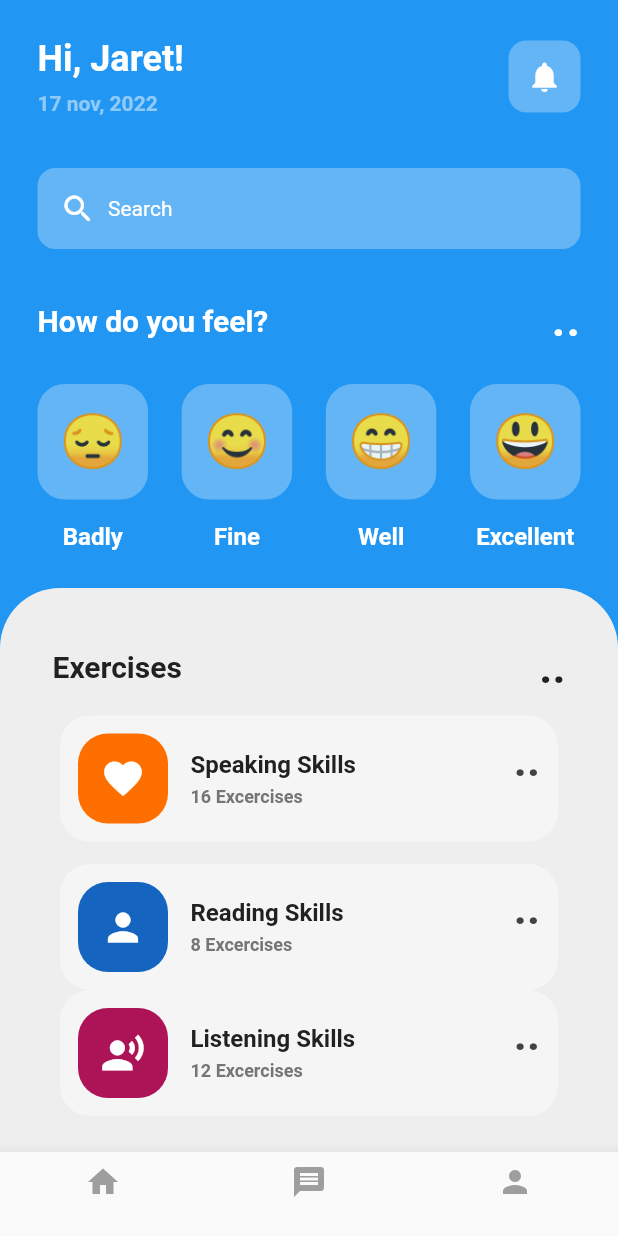
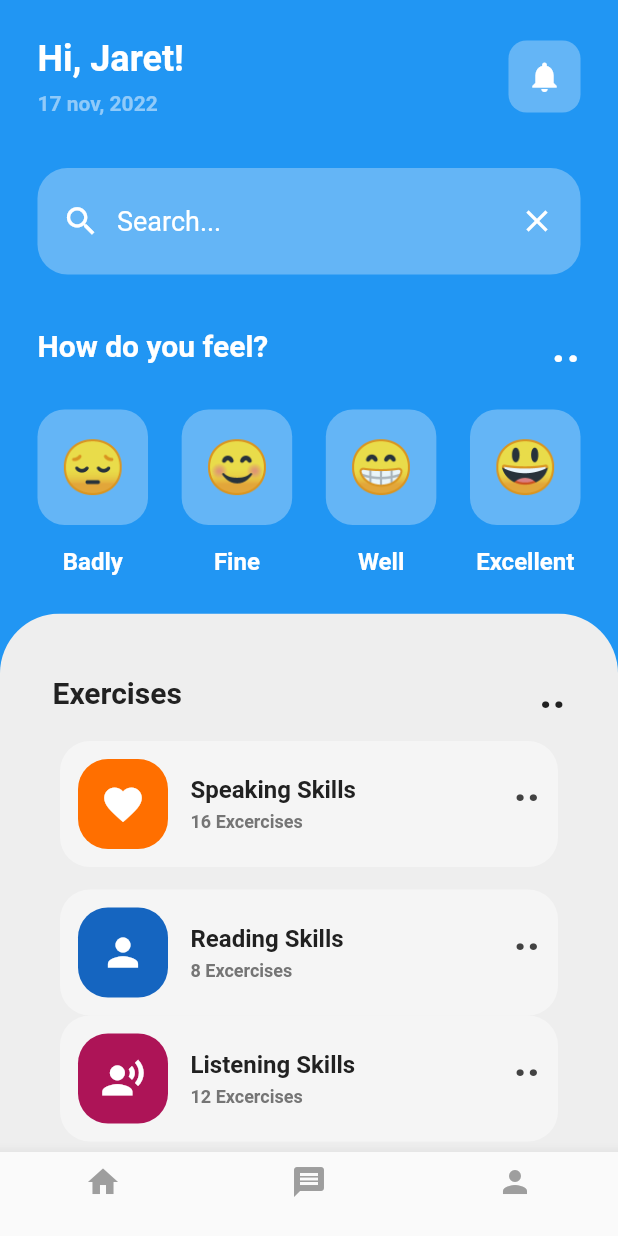
Before and after one commit to LunarioTK/MentalHealthApp, a Flutter app: the screen it shows after launch, on a phone screen of 412 x 824 dp. Run offline on Flutter 3.47's test engine with Material 2 defaults, Android fonts, the phone set to English and light mode, and no system bars.

Commit message:
searchbar adicionado com funcuionalidade

```diff
--- a/lib/pages/home.dart
+++ b/lib/pages/home.dart
@@ -1,4 +1,5 @@
 import 'package:flutter/material.dart';
+import 'package:mentalhealthapp/pages/searchbar.dart';
 import 'package:mentalhealthapp/utils/emoji.dart';
 import 'package:mentalhealthapp/utils/skills_box.dart';
 
@@ -87,28 +88,7 @@ class _HomePageState extends State<HomePage> {
                   const SizedBox(height: 35),
 
                   //Search Bar
-                  Container(
-                    decoration: BoxDecoration(
-                      color: Colors.blue[300],
-                      borderRadius: BorderRadius.circular(12),
-                    ),
-                    padding: const EdgeInsets.all(15),
-                    child: Row(
-                      children: const [
-                        Icon(
-                          Icons.search_rounded,
-                          color: Colors.white,
-                        ),
-                        SizedBox(width: 8),
-                        Text(
-                          'Search',
-                          style: TextStyle(
-                            color: Colors.white,
-                          ),
-                        ),
-                      ],
-                    ),
-                  ),
+                  const SearchBar(),
 
                   const SizedBox(height: 30),
 
--- /dev/null
+++ b/lib/pages/searchbar.dart
@@ -0,0 +1,140 @@
+import 'package:flutter/material.dart';
+
+class SearchBar extends StatefulWidget {
+  const SearchBar({super.key});
+
+  @override
+  State<SearchBar> createState() => _SearchBarState();
+}
+
+class _SearchBarState extends State<SearchBar> {
+  late final controller = TextEditingController();
+  bool _visible = false;
+  List<String> matchQuery = [];
+  //Lista de sugestões de pesquisa
+  List<String> searchTerms = [
+    "Apple",
+    "Banana",
+    "Mango",
+    "Pear",
+    "Watermelons",
+    "Blueberries",
+    "Pineapples",
+    "Strawberries"
+  ];
+
+  void findMatch() {
+    setState(() {
+      /*for (var terms in searchTerms) {
+        if (terms.toLowerCase().contains(controller.text.toLowerCase())) {
+          matchQuery.add(terms);
+        }
+      }*/
+
+      //Comparação entre a lista e o que escrevo na caixa
+      matchQuery = searchTerms
+          .where((element) =>
+              element.toLowerCase().contains(controller.text.toLowerCase()))
+          .toList();
+    });
+  }
+
+  @override
+  Widget build(BuildContext context) {
+    return Column(
+      children: [
+        //Criação da caixa de pesquisa
+        Container(
+          padding: const EdgeInsets.all(5),
+          decoration: BoxDecoration(
+            color: Colors.blue[300],
+            borderRadius: BorderRadius.circular(20),
+          ),
+          child: TextField(
+            onChanged: (value) {
+              setState(() {
+                findMatch();
+                _visible = !_visible;
+              });
+            },
+            controller: controller,
+            style: const TextStyle(
+              color: Colors.white,
+            ),
+            decoration: InputDecoration(
+              border: const OutlineInputBorder(
+                borderSide: BorderSide.none,
+              ),
+              hintText: 'Search...',
+              hintStyle: const TextStyle(
+                fontSize: 18,
+                color: Colors.white,
+              ),
+              prefixIcon: const Icon(
+                Icons.search,
+                size: 25,
+                color: Colors.white,
+              ),
+              suffixIcon: IconButton(
+                onPressed: () => controller.clear(),
+                icon: const Icon(
+                  Icons.clear,
+                  color: Colors.white,
+                ),
+              ),
+            ),
+          ),
+        ),
+
+        //Mostrar a pesquisa
+        controller.text.isEmpty
+            ? Container()
+            : Expanded(
+                child: AnimatedOpacity(
+                  opacity: _visible ? 1.0 : 0.0,
+                  duration: const Duration(milliseconds: 400),
+                  child: searchTerms.isEmpty
+                      ? Center(
+                          child: Text(
+                            'No results found',
+                            style: TextStyle(
+                                color: Colors.grey[600],
+                                fontSize: 22.0,
+                                fontWeight: FontWeight.bold),
+                          ),
+                        )
+                      : Container(
+                          margin: const EdgeInsets.fromLTRB(25, 5, 25, 50),
+                          decoration: BoxDecoration(
+                            color: Colors.blue[300],
+                            borderRadius: BorderRadius.circular(20),
+                          ),
+                          child: ListView.builder(
+                            itemCount: matchQuery.length,
+                            itemBuilder: (context, index) {
+                              return ListTile(
+                                contentPadding:
+                                    const EdgeInsets.fromLTRB(35, 0, 15, 0),
+                                onTap: () {
+                                  setState(() {
+                                    controller.text = matchQuery[index];
+                                    matchQuery = [];
+                                  });
+                                },
+                                title: Text(
+                                  matchQuery[index],
+                                  style: const TextStyle(
+                                    color: Colors.white,
+                                    fontSize: 15,
+                                  ),
+                                ),
+                              );
+                            },
+                          ),
+                        ),
+                ),
+              )
+      ],
+    );
+  }
+}
--- a/lib/utils/emoji.dart
+++ b/lib/utils/emoji.dart
@@ -8,7 +8,9 @@ class EmojiFace extends StatelessWidget {
   Widget build(BuildContext context) {
     return Container(
       decoration: BoxDecoration(
-          color: Colors.blue[300], borderRadius: BorderRadius.circular(18)),
+        color: Colors.blue[300],
+        borderRadius: BorderRadius.circular(18),
+      ),
       padding: const EdgeInsets.fromLTRB(15, 18, 15, 18),
       child: Text(
         emoji,
```
